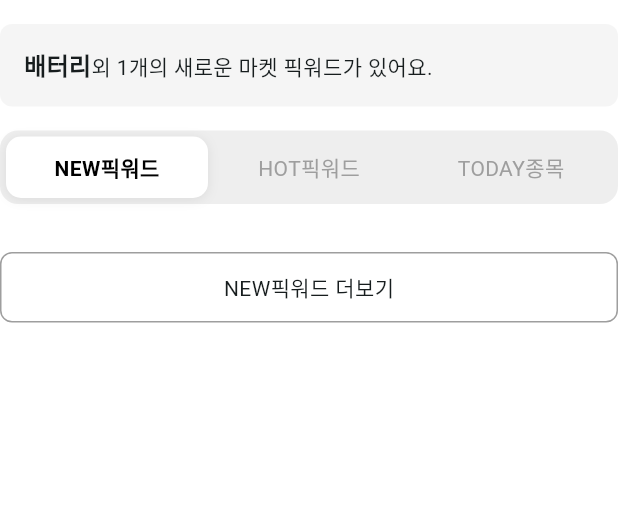
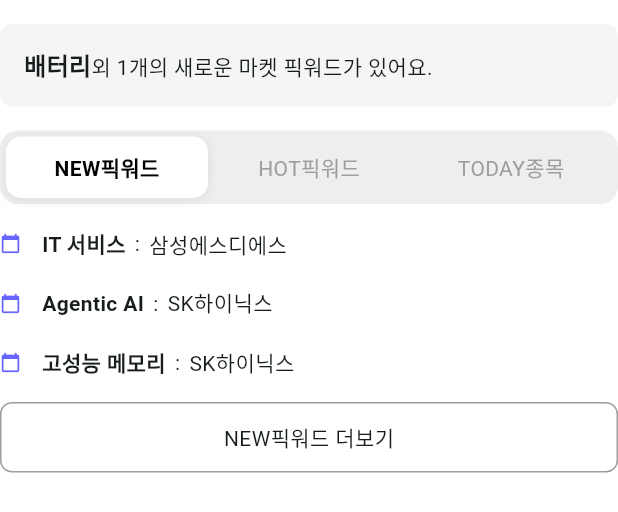
Before and after one commit to kind4u/rassi_clone, a Flutter app: the MarketAiPickword widget shown alone on an empty page, opened directly, on a phone screen of 412 x 824 dp. Shown: the top 512 px of the screen. Run offline on Flutter 3.47's test engine with Material 3 defaults, Android fonts, the phone set to English and light mode, and no system bars; our stand-ins replace font_awesome_flutter.

Commit message:
pickword 컨텐츠 추가 및 더보기 수정

```diff
--- a/lib/components/common/market_ai_pickword.dart
+++ b/lib/components/common/market_ai_pickword.dart
@@ -53,11 +53,68 @@
   Widget _buildContent(int selectedTab) {
     switch (selectedTab) {
       case 0: // NEW픽워드
-        return const SizedBox.shrink();
+        return SizedBox(
+          height: 100,
+          child: Column(
+            mainAxisAlignment: MainAxisAlignment.spaceBetween,
+            children: [
+              _PickwordRow(
+                pickwordCategory: 'IT 서비스',
+                pickwordContent: '삼성에스디에스',
+              ),
+              _PickwordRow(
+                pickwordCategory: 'Agentic AI',
+                pickwordContent: 'SK하이닉스',
+              ),
+              _PickwordRow(
+                pickwordCategory: '고성능 메모리',
+                pickwordContent: 'SK하이닉스',
+              ),
+            ],
+          ),
+        );
       case 1: // HOT픽워드
-        return const SizedBox.shrink();
+        return SizedBox(
+          height: 100,
+          child: Column(
+            mainAxisAlignment: MainAxisAlignment.spaceBetween,
+            children: [
+              _PickwordRow(
+                pickwordCategory: 'IT 서비스',
+                pickwordContent: '삼성에스디에스',
+              ),
+              _PickwordRow(
+                pickwordCategory: 'IT 서비스',
+                pickwordContent: '삼성에스디에스',
+              ),
+              _PickwordRow(
+                pickwordCategory: 'IT 서비스',
+                pickwordContent: '삼성에스디에스',
+              ),
+            ],
+          ),
+        );
       case 2: // TODAY종목
-        return const SizedBox.shrink();
+        return SizedBox(
+          height: 100,
+          child: Column(
+            mainAxisAlignment: MainAxisAlignment.spaceBetween,
+            children: [
+              _TodayPickwordRow(
+                pickwordName: 'LS ELECTRIC',
+                pickwordNumber: '010120',
+              ),
+              _TodayPickwordRow(
+                pickwordName: '삼성바이오로직스',
+                pickwordNumber: '207940',
+              ),
+              _TodayPickwordRow(
+                pickwordName: 'SK하이닉스',
+                pickwordNumber: '000660',
+              ),
+            ],
+          ),
+        );
       default:
         return const SizedBox.shrink();
     }
@@ -126,7 +183,7 @@
             ),
             child: Row(
               mainAxisAlignment: MainAxisAlignment.center,
-              children: [Text("NEW픽워드 더보기")],
+              children: [Text("${_tabs[_selectedTab]} 더보기")],
             ),
           ),
         ],
@@ -134,3 +191,55 @@
     );
   }
 }
+
+class _PickwordRow extends StatelessWidget {
+  final String pickwordCategory;
+  final String pickwordContent;
+
+  const _PickwordRow({
+    required this.pickwordCategory,
+    required this.pickwordContent,
+  });
+
+  @override
+  Widget build(BuildContext context) {
+    return Row(
+      spacing: 6.0,
+      children: [
+        const Icon(Icons.calendar_today, color: Color(0xFF6665FD), size: 14),
+        const SizedBox(width: 2.0),
+        Text(
+          pickwordCategory,
+          style: const TextStyle(fontWeight: FontWeight.bold),
+        ),
+        const Text(':'),
+        Text(pickwordContent),
+      ],
+    );
+  }
+}
+
+class _TodayPickwordRow extends StatelessWidget {
+  final String pickwordName;
+  final String pickwordNumber;
+
+  const _TodayPickwordRow({
+    required this.pickwordName,
+    required this.pickwordNumber,
+  });
+
+  @override
+  Widget build(BuildContext context) {
+    return Row(
+      spacing: 6.0,
+      children: [
+        const Icon(Icons.circle, color: Color(0xFF6665FD)),
+        Text(pickwordName),
+        Text(
+          pickwordNumber,
+          style: TextStyle(fontSize: 14, color: Colors.grey),
+        ),
+      ],
+    );
+  }
+}
```
